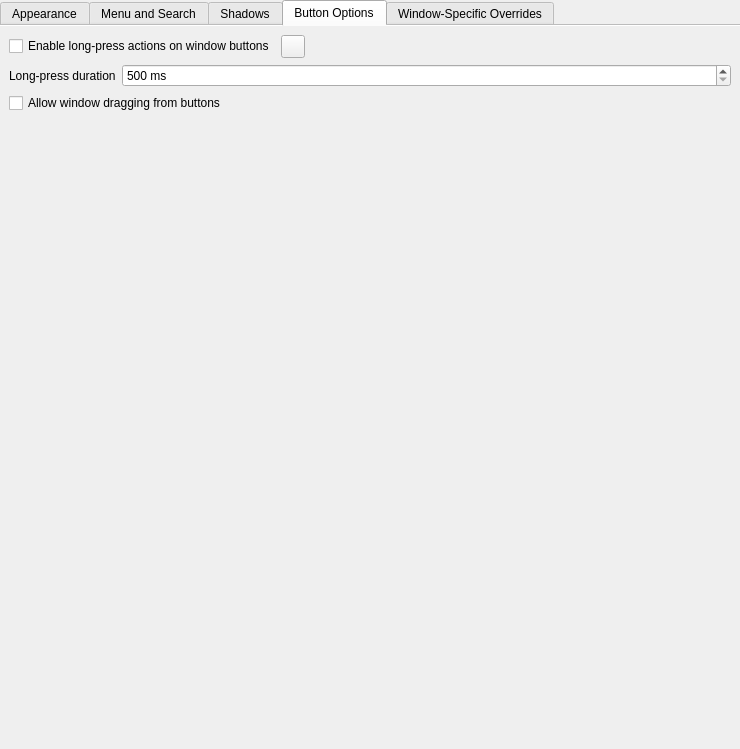
Above: src/kcm/config.ui from guiodic/material-decoration before the change. Below: the same form after it.
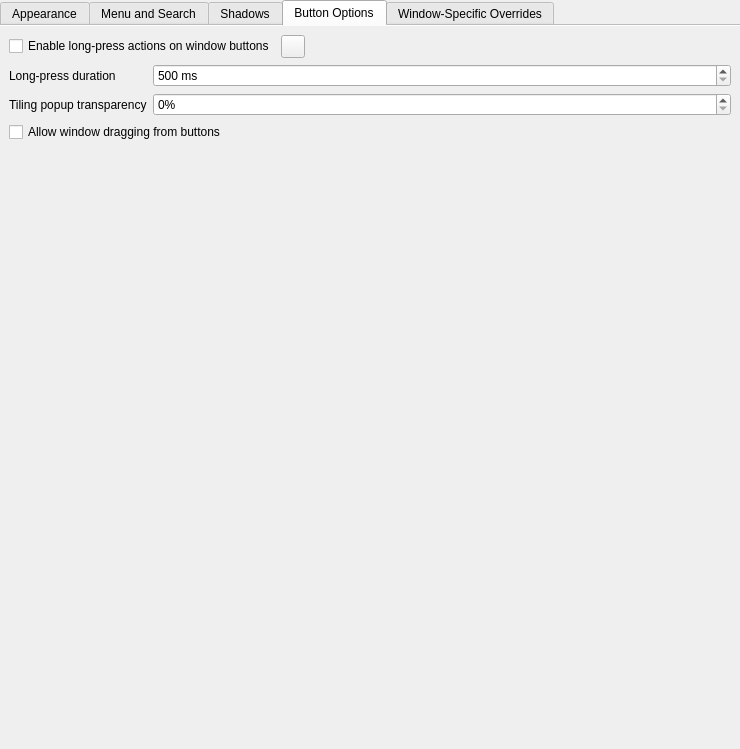
That is the form after the change. The open tabs and pages were chosen to show the change. Custom widgets are drawn as their Qt base class.

Commit message: Make tiling popup transparency configurable in button options

```diff
--- a/src/kcm/config.ui
+++ b/src/kcm/config.ui
@@ -444,7 +444,27 @@
          </property>
         </widget>
        </item>
-       <item row="2" column="0" colspan="2">
+       <item row="2" column="0">
+        <widget class="QLabel" name="label_tilingPopupTransparency">
+         <property name="text">
+          <string notr="true">Tiling popup transparency</string>
+         </property>
+         <property name="buddy">
+          <cstring>kcfg_TilingPopupTransparency</cstring>
+         </property>
+        </widget>
+       </item>
+       <item row="2" column="1">
+        <widget class="QSpinBox" name="kcfg_TilingPopupTransparency">
+         <property name="suffix">
+          <string notr="true">%</string>
+         </property>
+         <property name="maximum">
+          <number>100</number>
+         </property>
+        </widget>
+       </item>
+       <item row="3" column="0" colspan="2">
         <widget class="QCheckBox" name="kcfg_DragFromButtonsEnabled">
          <property name="text">
           <string>Allow window dragging from buttons</string>
```
The commit also changes 7 other files.
